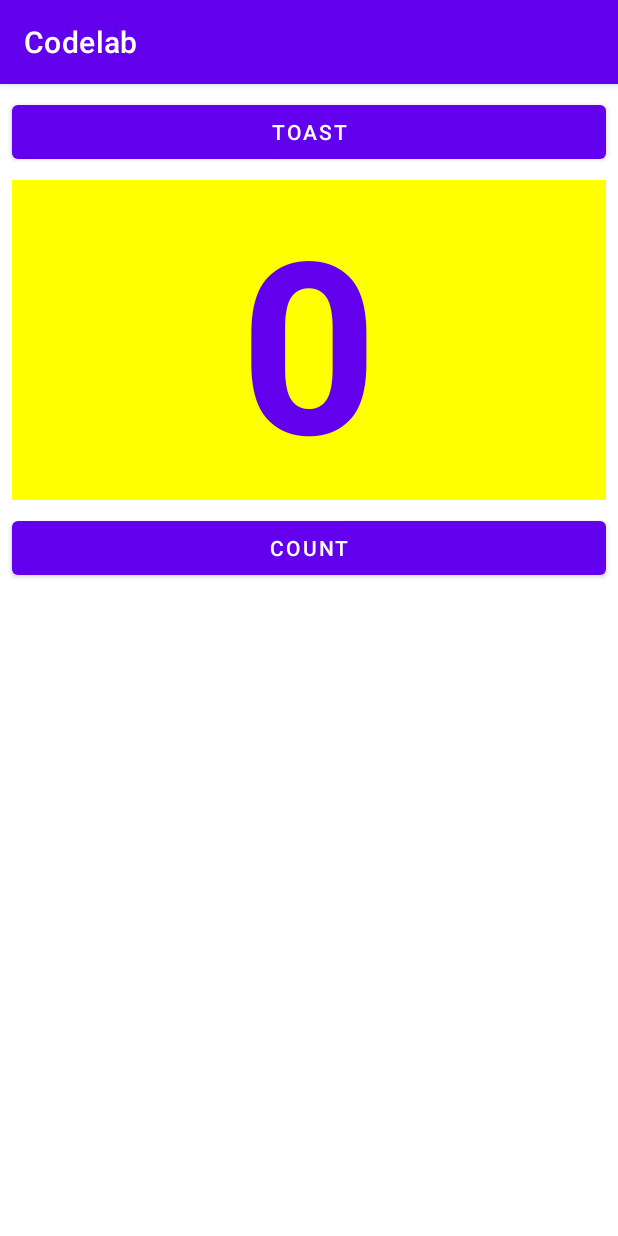
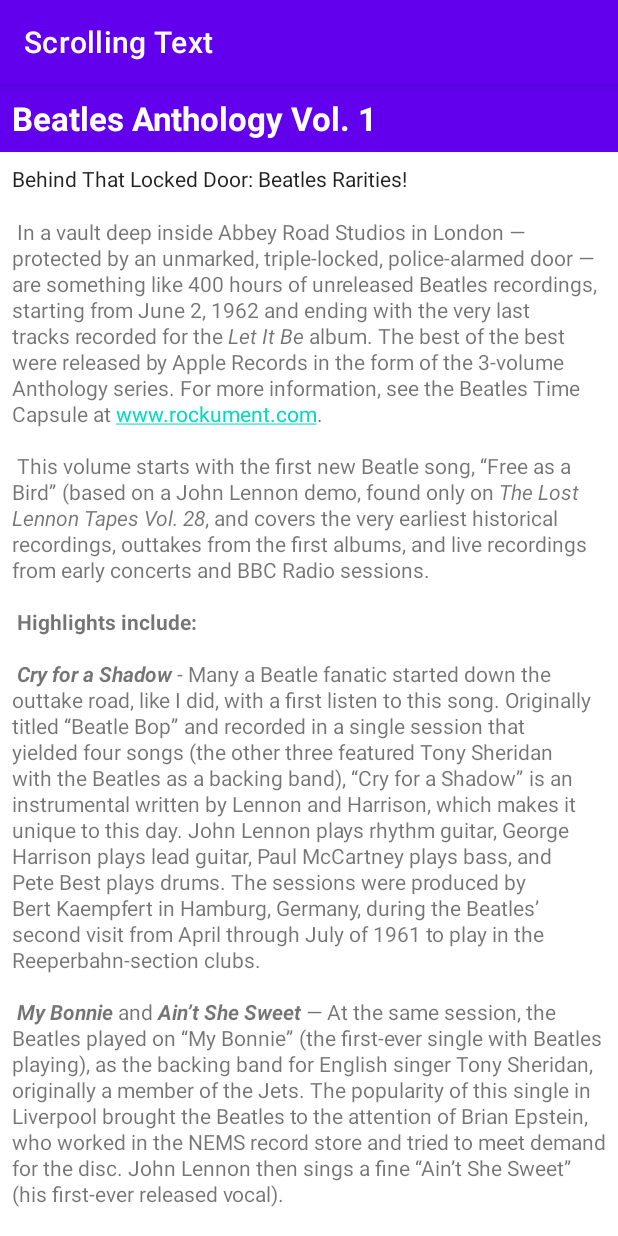
Before and after one commit to imAtulSharma/Codelab, an Android app: the screen it shows after launch (MainActivity), on a phone screen of 412 x 824 dp. Run offline under Robolectric (Android 15) with nearby library versions, the phone set to English and light mode, and no system bars.

Commit message:
Add: clickable link and scrollable content

```diff
--- a/app/src/main/AndroidManifest.xml
+++ b/app/src/main/AndroidManifest.xml
@@ -9,7 +9,8 @@
         android:roundIcon="@mipmap/ic_launcher_round"
         android:supportsRtl="true"
         android:theme="@style/Theme.Codelab">
-        <activity android:name=".MainActivity">
+        <activity android:name=".MainActivity"
+            android:label="Scrolling Text">
             <intent-filter>
                 <action android:name="android.intent.action.MAIN" />
 
--- a/app/src/main/java/com/streamliners/codelab/MainActivity.java
+++ b/app/src/main/java/com/streamliners/codelab/MainActivity.java
@@ -3,37 +3,12 @@ package com.streamliners.codelab;
 import androidx.appcompat.app.AppCompatActivity;
 
 import android.os.Bundle;
-import android.view.View;
-import android.widget.TextView;
-import android.widget.Toast;
 
 public class MainActivity extends AppCompatActivity {
-    private int mCount = 0;
 
     @Override
     protected void onCreate(Bundle savedInstanceState) {
         super.onCreate(savedInstanceState);
         setContentView(R.layout.activity_main);
     }
-
-    /**
-     * Increase the counter and show in the text field
-     * @param view root view of the UI
-     */
-    public void countUp(View view) {
-        TextView showTextView = findViewById(R.id.show_count);
-
-        // Make sure that there should be a view with id show_count
-        if (showTextView != null)
-            // Increment by 1 and set the text in the text field
-            showTextView.setText(Integer.toString(++mCount));
-    }
-
-    /**
-     * show toast on the screen
-     * @param view root view of the UI
-     */
-    public void showToast(View view) {
-        Toast.makeText(this, R.string.toast_message, Toast.LENGTH_SHORT).show();
-    }
 }
--- a/app/src/main/res/layout-land/activity_main.xml
+++ /dev/null
@@ -1,56 +0,0 @@
-<?xml version="1.0" encoding="utf-8"?>
-<androidx.constraintlayout.widget.ConstraintLayout xmlns:android="http://schemas.android.com/apk/res/android"
-    xmlns:app="http://schemas.android.com/apk/res-auto"
-    xmlns:tools="http://schemas.android.com/tools"
-    android:layout_width="match_parent"
-    android:layout_height="match_parent"
-    tools:context=".MainActivity">
-
-    <!-- Button to show Toast -->
-    <Button
-        android:id="@+id/button_toast"
-        android:layout_width="0dp"
-        android:layout_height="wrap_content"
-        android:layout_marginStart="8dp"
-        android:layout_marginTop="8dp"
-        android:layout_marginEnd="8dp"
-        android:onClick="showToast"
-        android:text="@string/button_label_toast"
-        app:layout_constraintEnd_toEndOf="parent"
-        app:layout_constraintStart_toStartOf="parent"
-        app:layout_constraintTop_toTopOf="parent" />
-
-    <!-- Button to increase counter by 1 and show in the text field -->
-    <Button
-        android:id="@+id/button_count"
-        android:layout_width="0dp"
-        android:layout_height="wrap_content"
-        android:layout_marginStart="8dp"
-        android:layout_marginEnd="8dp"
-        android:layout_marginBottom="8dp"
-        android:onClick="countUp"
-        android:text="@string/button_label_count"
-        app:layout_constraintBottom_toBottomOf="parent"
-        app:layout_constraintEnd_toEndOf="parent"
-        app:layout_constraintStart_toStartOf="parent" />
-
-    <!-- Text field to show counter -->
-    <TextView
-        android:id="@+id/show_count"
-        android:layout_width="0dp"
-        android:layout_height="0dp"
-        android:layout_marginStart="8dp"
-        android:layout_marginTop="8dp"
-        android:layout_marginEnd="8dp"
-        android:layout_marginBottom="8dp"
-        android:background="#FFFF00"
-        android:gravity="center_horizontal|center_vertical"
-        android:text="@string/count_initial_value"
-        android:textColor="@color/design_default_color_primary"
-        android:textSize="160sp"
-        android:textStyle="bold"
-        app:layout_constraintBottom_toTopOf="@+id/button_count"
-        app:layout_constraintEnd_toEndOf="parent"
-        app:layout_constraintStart_toStartOf="parent"
-        app:layout_constraintTop_toBottomOf="@+id/button_toast" />
-</androidx.constraintlayout.widget.ConstraintLayout>
--- a/app/src/main/res/layout-sw600dp/activity_main.xml
+++ /dev/null
@@ -1,55 +0,0 @@
-<?xml version="1.0" encoding="utf-8"?>
-<androidx.constraintlayout.widget.ConstraintLayout xmlns:android="http://schemas.android.com/apk/res/android"
-    xmlns:app="http://schemas.android.com/apk/res-auto"
-    xmlns:tools="http://schemas.android.com/tools"
-    android:layout_width="match_parent"
-    android:layout_height="match_parent"
-    tools:context=".MainActivity">
-
-    <!-- Button to show Toast -->
-    <Button
-        android:id="@+id/button_toast"
-        android:layout_width="478dp"
-        android:layout_height="wrap_content"
-        android:layout_marginStart="8dp"
-        android:layout_marginTop="8dp"
-        android:onClick="showToast"
-        android:text="@string/button_label_toast"
-        android:textSize="60sp"
-        app:layout_constraintStart_toStartOf="parent"
-        app:layout_constraintTop_toTopOf="parent" />
-
-    <!-- Button to increase counter by 1 and show in the text field -->
-
-    <!-- Text field to show counter -->
-
-    <Button
-        android:id="@+id/button_count"
-        android:layout_width="479dp"
-        android:layout_height="wrap_content"
-        android:layout_marginStart="8dp"
-        android:onClick="countUp"
-        android:text="@string/button_label_count"
-        android:textSize="60sp"
-        app:layout_constraintBaseline_toBaselineOf="@+id/button_toast"
-        app:layout_constraintStart_toEndOf="@+id/button_toast" />
-
-    <TextView
-        android:id="@+id/show_count"
-        android:layout_width="0dp"
-        android:layout_height="0dp"
-        android:layout_marginStart="8dp"
-        android:layout_marginTop="8dp"
-        android:layout_marginEnd="8dp"
-        android:layout_marginBottom="8dp"
-        android:background="#FFFF00"
-        android:gravity="center_horizontal|center_vertical"
-        android:text="@string/count_initial_value"
-        android:textColor="@color/design_default_color_primary"
-        android:textSize="160sp"
-        android:textStyle="bold"
-        app:layout_constraintBottom_toBottomOf="parent"
-        app:layout_constraintEnd_toEndOf="parent"
-        app:layout_constraintStart_toStartOf="parent"
-        app:layout_constraintTop_toBottomOf="@+id/button_toast" />
-</androidx.constraintlayout.widget.ConstraintLayout>
--- a/app/src/main/res/layout/activity_main.xml
+++ b/app/src/main/res/layout/activity_main.xml
@@ -1,53 +1,46 @@
 <?xml version="1.0" encoding="utf-8"?>
 <RelativeLayout xmlns:android="http://schemas.android.com/apk/res/android"
-    xmlns:app="http://schemas.android.com/apk/res-auto"
     xmlns:tools="http://schemas.android.com/tools"
     android:layout_width="match_parent"
     android:layout_height="match_parent"
     tools:context=".MainActivity">
 
-    <!-- Button to show Toast -->
-    <Button
-        android:id="@+id/button_toast"
+    <!-- For Heading -->
+    <TextView
+        android:id="@+id/article_heading"
         android:layout_width="match_parent"
         android:layout_height="wrap_content"
-        android:layout_marginStart="8dp"
-        android:layout_marginTop="8dp"
-        android:layout_marginEnd="8dp"
-        android:onClick="showToast"
-        android:text="@string/button_label_toast" />
+        android:background="@color/design_default_color_primary"
+        android:padding="8dp"
+        android:text="@string/article_title"
+        android:textAppearance="@android:style/TextAppearance.DeviceDefault.Large"
+        android:textColor="@color/white"
+        android:textStyle="bold" />
 
-    <!-- Text field to show counter -->
+    <!-- For sub heading -->
     <TextView
-        android:id="@+id/show_count"
+        android:id="@+id/article_subheading"
         android:layout_width="match_parent"
         android:layout_height="wrap_content"
-        android:layout_marginStart="8dp"
-        android:layout_marginTop="8dp"
-        android:layout_marginEnd="8dp"
-        android:layout_marginBottom="8dp"
-        android:background="#FFFF00"
-        android:gravity="center_horizontal|center_vertical"
-        android:text="@string/count_initial_value"
-        android:textColor="@color/design_default_color_primary"
-        android:textSize="160sp"
-        android:textStyle="bold"
-        android:layout_below="@+id/button_toast"
-        android:layout_alignParentLeft="true"
-        android:layout_alignParentStart="true"/>
+        android:layout_below="@id/article_heading"
+        android:padding="8dp"
+        android:text="@string/article_subtitle"
+        android:textAppearance="@android:style/TextAppearance.DeviceDefault" />
 
-    <!-- Button to increase counter by 1 and show in the text field -->
-    <Button
-        android:id="@+id/button_count"
-        android:layout_width="match_parent"
+    <ScrollView
+        android:layout_width="wrap_content"
         android:layout_height="wrap_content"
-        android:layout_below="@+id/show_count"
-        android:layout_centerHorizontal="true"
-        android:layout_marginStart="8dp"
-        android:layout_marginEnd="8dp"
-        android:layout_marginBottom="8dp"
-        android:onClick="countUp"
-        android:text="@string/button_label_count"
-        />
+        android:layout_below="@+id/article_subheading">
+
+        <!-- for content -->
+        <TextView
+            android:id="@+id/article"
+            android:layout_width="wrap_content"
+            android:layout_height="wrap_content"
+            android:autoLink="web"
+            android:lineSpacingExtra="1dp"
+            android:padding="8dp"
+            android:text="@string/article_text" />
+    </ScrollView>
 
 </RelativeLayout>
--- a/app/src/main/res/values/strings.xml
+++ b/app/src/main/res/values/strings.xml
@@ -4,4 +4,32 @@
     <string name="button_label_count">Count</string>
     <string name="count_initial_value">0</string>
     <string name="toast_message">Hello Toast!</string>
+
+    <!-- For article -->
+    <string name="article_title">Beatles Anthology Vol. 1</string>
+    <string name="article_subtitle">Behind That Locked Door: Beatles Rarities!</string>
+
+    <!-- Article string -->
+    <string name="article_text">
+        In a vault deep inside Abbey Road Studios in London — protected by an unmarked, triple-locked, police-alarmed door — are something like 400 hours of unreleased Beatles recordings, starting from June 2, 1962 and ending with the very last tracks recorded for the <i>Let It Be</i> album. The best of the best were released by Apple Records in the form of the 3-volume Anthology series.
+        For more information, see the Beatles Time Capsule at www.rockument.com.
+        \n\n
+        This volume starts with the first new Beatle song, “Free as a Bird” (based on a John Lennon demo, found only on <i>The Lost Lennon Tapes Vol. 28</i>, and covers the very earliest historical recordings, outtakes from the first albums, and live recordings from early concerts and BBC Radio sessions.
+        \n\n
+        <b>Highlights include:</b>
+        \n\n
+        <b><i>Cry for a Shadow</i></b> - Many a Beatle fanatic started down the outtake road, like I did, with a first listen to this song. Originally titled “Beatle Bop” and recorded in a single session that yielded four songs (the other three featured Tony Sheridan with the Beatles as a backing band), “Cry for a Shadow” is an instrumental written by Lennon and Harrison, which makes it unique to this day. John Lennon plays rhythm guitar, George Harrison plays lead guitar, Paul McCartney plays bass, and Pete Best plays drums. The sessions were produced by Bert Kaempfert in Hamburg, Germany, during the Beatles’ second visit from April through July of 1961 to play in the Reeperbahn-section clubs.
+        \n\n
+        <b><i>My Bonnie</i></b> and <b><i>Ain’t She Sweet</i></b> — At the same session, the Beatles played on “My Bonnie” (the first-ever single with Beatles playing), as the backing band for English singer Tony Sheridan, originally a member of the Jets. The popularity of this single in Liverpool brought the Beatles to the attention of Brian Epstein, who worked in the NEMS record store and tried to meet demand for the disc. John Lennon then sings a fine “Ain’t She Sweet” (his first-ever released vocal).
+        \n\n
+        <b><i>Searchin</i></b> — A Jerry Leiber - Mike Stoller comedy song that was a hit for the Coasters in 1957, and a popular live favorite of the Beatles. The Coasters also had a hit with “Besame Mucho” and the Beatles covered that song as well. Ringo Starr had by now replaced Pete Best on drums. The high falsetto is George, who also plays a hesitant lead guitar. This is from their first audition for Decca Records in London on Jan 1., 1962, live in the studio. The Grateful Dead would later cover “Searchin” with a similar arrangement, Pigpen doing the Paul vocals. A live version is available on outtake records featuring the Dead joined by the Beach Boys!
+        \n\n
+        <b><i>Love Me Do</i></b> — An early version of the song, played a bit slower and with more of a blues feeling, and a cool bossa-nova beat in middle. Paul had to sing while John played harmonica — a first for the group. Pete Best played drums on this version.
+        \n\n
+        <b><i>She Loves You – Till There Was You – Twist and Shout</i></b> — Live at the Princess Wales Theatre by Leicester Square in London, attended by the Queen. “Till There Was You” (by Meredith Wilson) is from the musical The Music Man and a hit for Peggy Lee in 1961. Before playing it, Paul said it was recorded by his favorite American group, “Sophie Tucker” (which got some laughs). At the end, John tells the people in the cheaper seats to clap their hands, and the rest to “rattle your jewelry” and then announces “Twist and Shout” (a song by Bert Russell and Phil Medley that was first recorded in 1962 by the Isley Brothers). A film of the performance shows the Queen smiling at John’s remark.
+        \n\n
+        <b><i>Leave My Kitten Alone</i></b> — One of the lost Beatle songs recorded during the “Beatles For Sale” sessions but never released. This song, written by Little Willie John, Titus Turner, and James McDougal, was a 1959 R&amp;B hit for Little Willie John and covered by Johnny Preston before the Beatles tried it and shelved it. A reference to a “big fat bulldog” may have influenced John’s “Hey Bulldog” (Yellow Submarine album), which is a similar rocker.
+        \n\n
+        <b><i>One After 909</i></b> — A song recorded for the <i>Let It Be</i> album was actually worked on way back in the beginning, six years earlier. This take shows how they did it much more slowly, with an R&amp;B feel to it.
+    </string>
 </resources>
```
